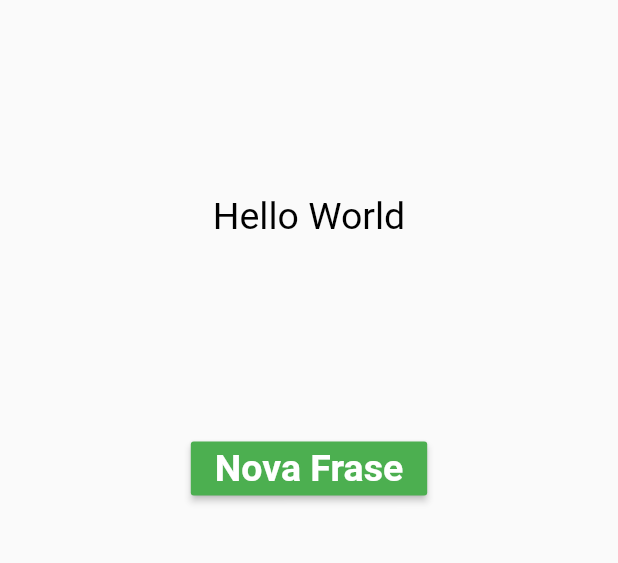
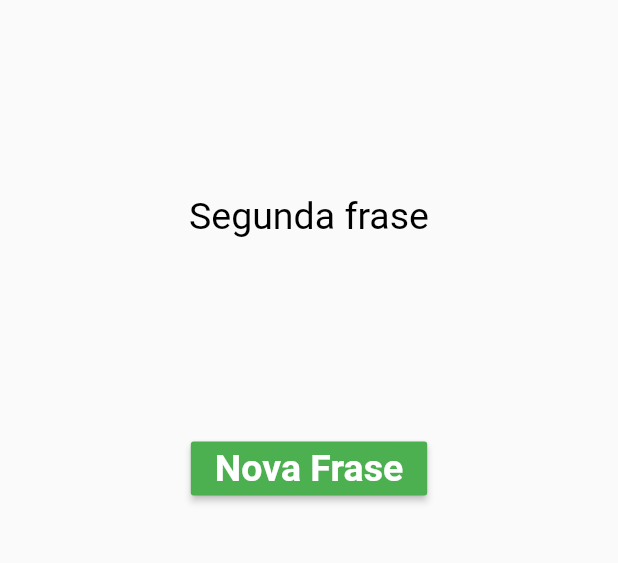
Before and after one commit to moreirapontocom/meu-primeiro-projeto-flutter, a Flutter app: the screen it shows after launch, after a tap on "Nova Frase", on a phone screen of 412 x 824 dp, the part 513-1076 px from its top. Run offline on Flutter 3.47's test engine with Material 2 defaults, Android fonts, the phone set to English and light mode, and no system bars; missing offline and left inert: dart:ffi.

Commit message:
App Frase do Dia is working

```diff
--- a/lib/main.dart
+++ b/lib/main.dart
@@ -1,3 +1,6 @@
+import 'dart:ffi';
+import 'dart:math';
+
 import 'package:flutter/material.dart';
 
 void main() {
@@ -14,7 +17,24 @@ class FrasesDoDia extends StatefulWidget {
 
 class _FrasesDoDiaState extends State<FrasesDoDia> {
 
-  var _frase = "Clique no botão para gerar uma frase";
+  var _fraseAtual = "Clique no botão para gerar uma frase";
+
+  List<String> _frases = [
+    "Frase 1",
+    "Segunda frase",
+    "Minha terceira frase"
+  ];
+
+  void _gerarFrase() {
+
+    int _numeroAleatorio = Random().nextInt( _frases.length );
+
+    setState(() {
+      print("Clicou no botão");
+      _fraseAtual = _frases[_numeroAleatorio];
+    });
+
+  }
 
   @override
   Widget build(BuildContext context) {
@@ -33,7 +53,7 @@ class _FrasesDoDiaState extends State<FrasesDoDia> {
           children: <Widget>[
             Image.asset("images/logo.png"),
             Text(
-              _frase,
+              _fraseAtual,
               textAlign: TextAlign.justify,
               style: TextStyle(
                 color: Colors.black,
@@ -42,12 +62,7 @@ class _FrasesDoDiaState extends State<FrasesDoDia> {
               ),
             ),
             RaisedButton(
-              onPressed: () {
-                setState(() {
-                  _frase = "Hello World";
-                  print("Clicou no botão");
-                });
-              },
+              onPressed: _gerarFrase,
               color: Colors.green,
               child: Text(
                 "Nova Frase",
```
